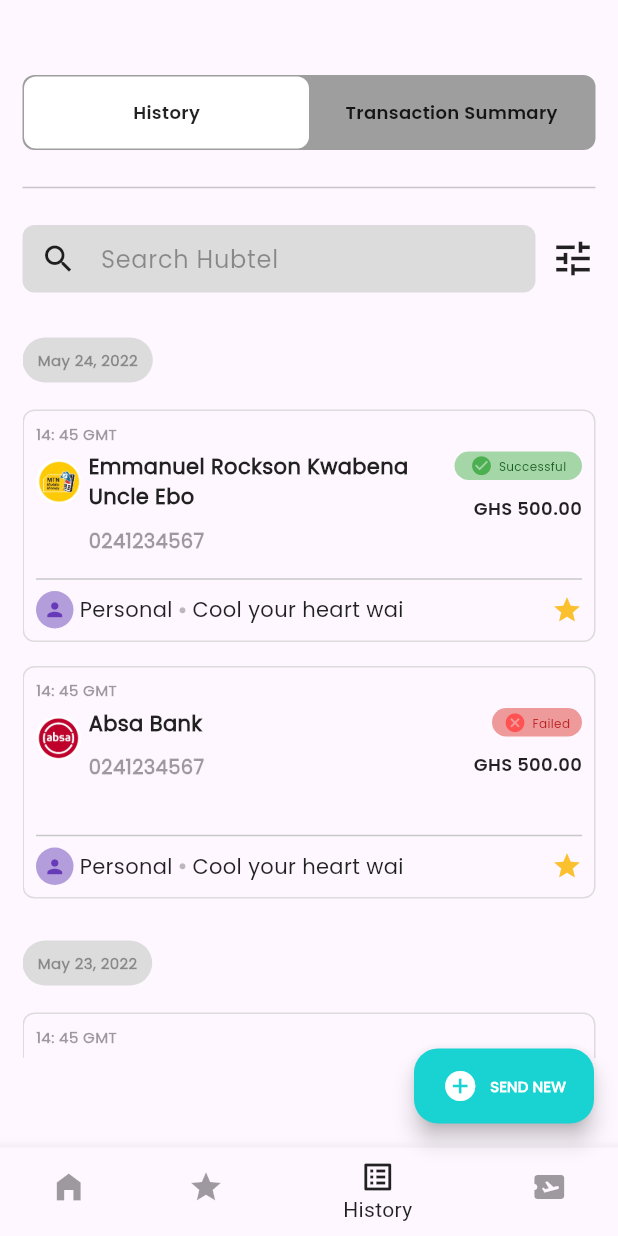
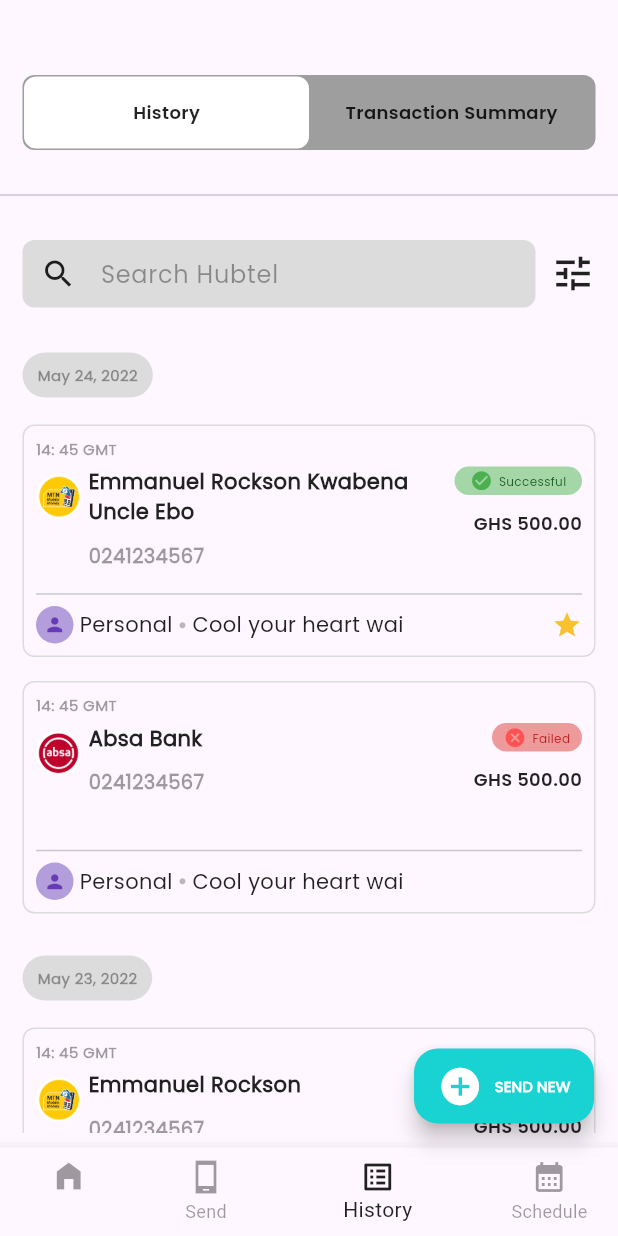
Before and after one commit to Anthony-Abuah/hubtel-coding-challenge-repo, a Flutter app: the screen it shows after launch, on a phone screen of 412 x 824 dp. Run offline on Flutter 3.47's test engine with Material 3 defaults, Android fonts, the phone set to English and light mode, and no system bars; our stand-ins replace flutter_spinkit; statements that could not run were skipped.

Commit message:
Third Commit

```diff
--- a/lib/widgets/components/transaction_card.dart
+++ b/lib/widgets/components/transaction_card.dart
@@ -105,11 +105,11 @@ class TransactionCard extends StatelessWidget {
                   const SizedBox(width: 4),
                   Text(reason, style: AppWidget.transactionReason()),
                   const SizedBox(width: 4),
-                  const Icon(Icons.circle, size: 5, color: Colors.black26,),
+                  reasonDescription.isEmpty ? const SizedBox(width: 5,) : const Icon(Icons.circle, size: 5, color: Colors.black26,),
                   const SizedBox(width: 4),
                   Text(reasonDescription, style: AppWidget.transactionReason()),
-                  reasonDescription.isEmpty ? SizedBox(width: 10,): Spacer(),
-                  Icon(Icons.star, size: 20, color: Colors.yellow[700],),
+                  reasonDescription.isEmpty ? const SizedBox(width: 10,): const Spacer(),
+                  status? Icon(Icons.star, size: 20, color: Colors.yellow[700],): const SizedBox(width: 1,),
 
 
                 ],
--- a/lib/widgets/screens/payment_history_screen.dart
+++ b/lib/widgets/screens/payment_history_screen.dart
@@ -23,13 +23,14 @@ class _PaymentHistoryScreenState extends State<PaymentHistoryScreen> {
     return Scaffold(
       body: SafeArea(
         child: Container(
-          margin: const EdgeInsets.fromLTRB(15, 50, 15, 60),
+          margin: const EdgeInsets.fromLTRB(0, 50, 0, 10),
           child: Column(
             children: [
 
               Container(
                 height: 50,
-                padding: EdgeInsets.all(1),
+                margin: const EdgeInsets.symmetric(horizontal: 15),
+                padding: const EdgeInsets.all(1),
                 decoration: const BoxDecoration(
                   color: Colors.grey,
                   borderRadius: BorderRadius.all(Radius.circular(8))
@@ -60,17 +61,20 @@ class _PaymentHistoryScreenState extends State<PaymentHistoryScreen> {
                 ),
               ),
 
-              Divider(height: 50,),
+              const Divider(height: 60,),
 
               //const SizedBox(height: 30),
 
-              const Row(
+              Container(
+                margin: const EdgeInsets.symmetric(horizontal: 15),
+                child: const Row(
                   children: [
                     // Search Bar
                     Expanded(child: SearchCard()),
                     SizedBox(width: 10,),
                     Icon(Icons.tune, color: Colors.black87, size: 30,),
                   ],
+                ),
               ),
 
 
@@ -86,12 +90,12 @@ class _PaymentHistoryScreenState extends State<PaymentHistoryScreen> {
                         crossAxisAlignment: CrossAxisAlignment.start,
                         children: [
                           Container(
-                              margin: const EdgeInsets.only(top: 20, bottom: 10),
+                              margin: const EdgeInsets.only(left: 15, right: 15, top: 20, bottom: 10),
                               child: DateCard(date: date)),
                           Column(
                             children: groupedTransactions[date]!.map((transaction){
                               return Container(
-                                margin: const EdgeInsets.symmetric(vertical: 8),
+                                margin: const EdgeInsets.symmetric(horizontal: 15, vertical: 8),
                                 child: TransactionCard(
                                   name: transaction.name,
                                   amount: transaction.amount,
@@ -110,7 +114,7 @@ class _PaymentHistoryScreenState extends State<PaymentHistoryScreen> {
                     }).toList(),
                   ),
                 ),
-              )
+              ),
             ],
           ),
         ),
@@ -124,7 +128,7 @@ class _PaymentHistoryScreenState extends State<PaymentHistoryScreen> {
           child: Row(
             mainAxisAlignment: MainAxisAlignment.center,
             children: <Widget>[
-              const Icon(Icons.add_circle, color: Colors.white,),
+              const Icon(Icons.add_circle, color: Colors.white, size: 30,),
               const SizedBox(width: 8),
               Text("SEND NEW",
                 style: AppWidget.floatingActionButtonText(),)
@@ -133,6 +137,7 @@ class _PaymentHistoryScreenState extends State<PaymentHistoryScreen> {
         ),
       ),
       bottomNavigationBar: BottomNavigationBar(
+        showUnselectedLabels: true,
         selectedItemColor: Colors.black87,
         unselectedItemColor: Colors.black38,
         currentIndex: currentItemIndex,
@@ -143,9 +148,9 @@ class _PaymentHistoryScreenState extends State<PaymentHistoryScreen> {
           },
           items: const [
             BottomNavigationBarItem(icon: Icon(Icons.home_filled), label: ""),
-            BottomNavigationBarItem(icon: Icon(Icons.star), label: "Favorite"),
+            BottomNavigationBarItem(icon: Icon(Icons.phone_android_sharp), label: "Send"),
             BottomNavigationBarItem(icon: Icon(Icons.list_alt_outlined), label: "History"),
-            BottomNavigationBarItem(icon: Icon(Icons.airplane_ticket), label: "Ticket"),
+            BottomNavigationBarItem(icon: Icon(Icons.calendar_month), label: "Schedule"),
           ]
       ),
     );
```
Lines whose indentation alone changed are shown as unchanged.
